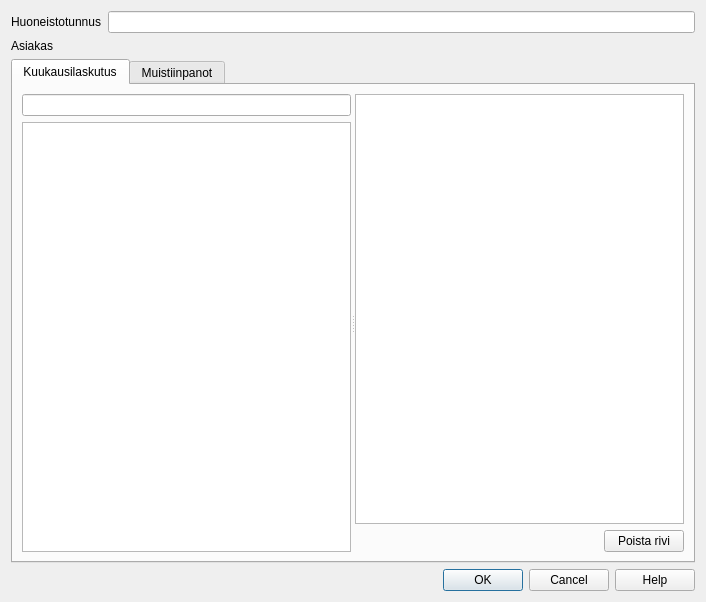
First picture: the form in kitsas/laskutus/huoneisto/huoneistodialog.ui, repository artoh/kitupiikki, before the edit.
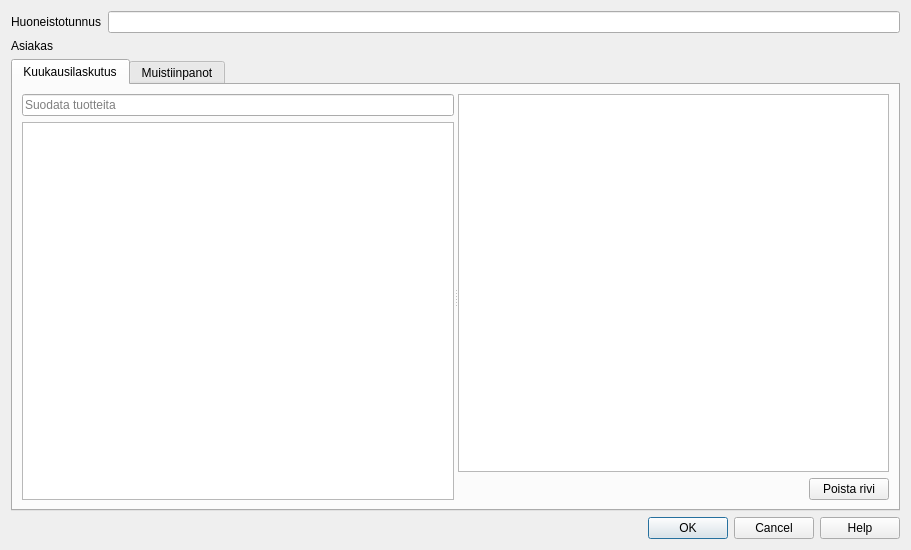
Second picture: the form after the edit. Icons and pictures are not drawn. Custom widgets are drawn as their Qt base class.

Diff of the .ui file:
```diff
--- a/kitsas/laskutus/huoneisto/huoneistodialog.ui
+++ b/kitsas/laskutus/huoneisto/huoneistodialog.ui
@@ -6,8 +6,8 @@
    <rect>
     <x>0</x>
     <y>0</y>
-    <width>706</width>
-    <height>602</height>
+    <width>911</width>
+    <height>550</height>
    </rect>
   </property>
   <property name="windowTitle">
@@ -61,17 +61,24 @@
          <property name="orientation">
           <enum>Qt::Horizontal</enum>
          </property>
-         <widget class="QWidget" name="">
+         <property name="childrenCollapsible">
+          <bool>false</bool>
+         </property>
+         <widget class="QWidget" name="layoutWidget">
           <layout class="QVBoxLayout" name="verticalLayout_2">
            <item>
-            <widget class="QLineEdit" name="tuoteSuodatus"/>
+            <widget class="QLineEdit" name="tuoteSuodatus">
+             <property name="placeholderText">
+              <string>Suodata tuotteita</string>
+             </property>
+            </widget>
            </item>
            <item>
             <widget class="QListView" name="tuoteView"/>
            </item>
           </layout>
          </widget>
-         <widget class="QWidget" name="">
+         <widget class="QWidget" name="layoutWidget">
           <layout class="QVBoxLayout" name="verticalLayout_3">
            <item>
             <widget class="QTableView" name="laskuView"/>
```
Left out of the diff: 4 changed lines with no effect on the pictures.
